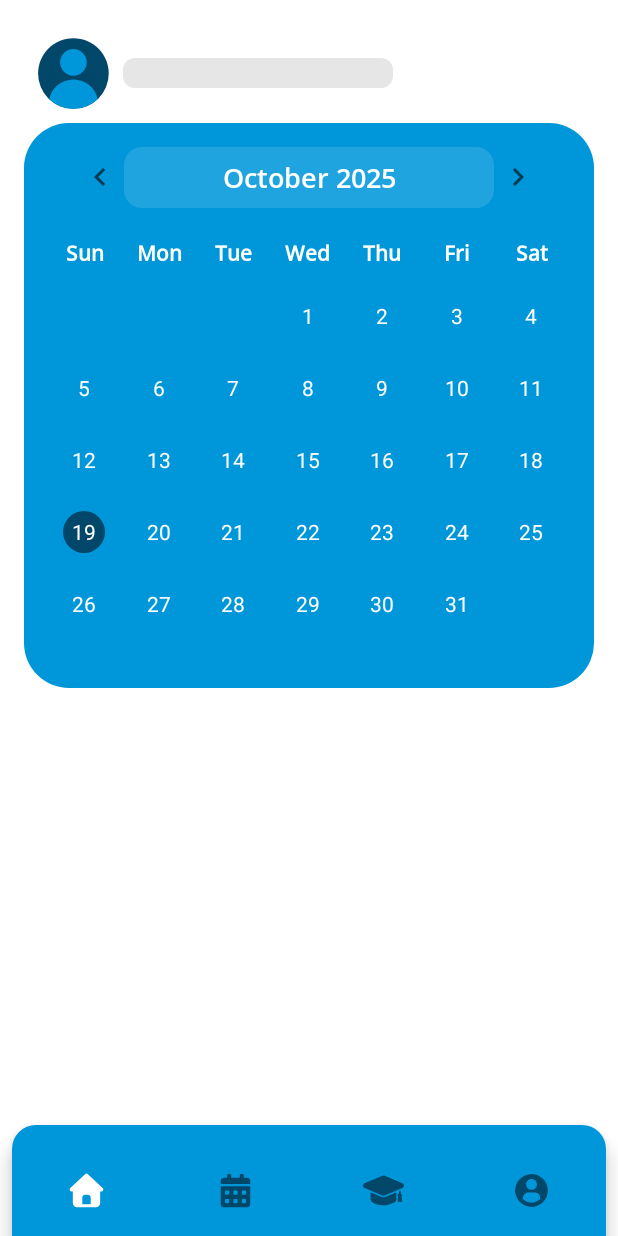
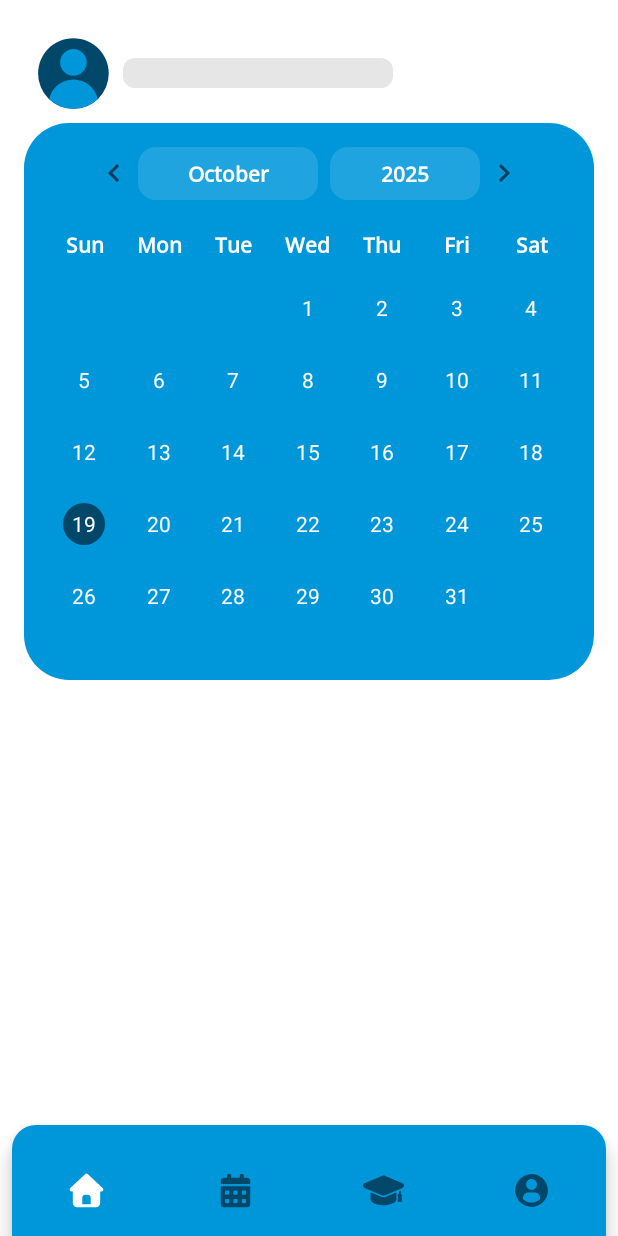
Before and after one commit to Oditya26/fraudless-attendance-management, an Android app: the fragment ScheduleFragment placed in its activity, on a phone screen of 412 x 824 dp. Run offline under Robolectric (Android 15) with nearby library versions, the phone set to English and light mode, and no system bars; our stand-ins replace Shimmer; 1 statement that could not run was skipped.

Commit message:
Adjustment dropdown di Enrollment Fragment dan Schedule Fragment

```diff
--- a/app/src/main/java/com/example/herenow/ScheduleFragment.kt
+++ b/app/src/main/java/com/example/herenow/ScheduleFragment.kt
@@ -81,7 +81,7 @@ class ScheduleFragment : Fragment() {
         loadAndSetUserName()
 
         // UI kalender & dropdown
-        setupMonthDropdown()
+        setupMonthYearDropdowns()
         setupCalendar()
 
         // Ambil meta my-classes dulu → lanjut fetch sessions
@@ -211,9 +211,18 @@ class ScheduleFragment : Fragment() {
     /** Header teks di atas kalender mengikuti selectedDate */
     @RequiresApi(Build.VERSION_CODES.O)
     private fun setMonthHeaderText() {
-        val fmt = DateTimeFormatter.ofPattern("MMMM yyyy", Locale("en", "US"))
-        binding.spinnerMonth.setText(selectedDate.format(fmt), false)
+        val monthFmt = DateTimeFormatter.ofPattern("MMMM", Locale("en", "US"))
+        val yearFmt = DateTimeFormatter.ofPattern("yyyy", Locale("en", "US"))
+
+        // tulis hanya nama bulan ke spinnerMonth
+        binding.spinnerMonth.setText(selectedDate.format(monthFmt), false)
+
+        // tulis hanya tahun ke spinnerYear
+        binding.spinnerYear.setText(selectedDate.format(yearFmt), false)
     }
+
+
+
 
     /** Ubah bulan-tahun dari kode, sinkronkan semua & refetch data */
     @RequiresApi(Build.VERSION_CODES.O)
@@ -408,48 +417,95 @@ class ScheduleFragment : Fragment() {
 
     // ================= Dropdown Bulan–Tahun (AutoCompleteTextView) =================
     @RequiresApi(Build.VERSION_CODES.O)
-    private fun setupMonthDropdown() {
-        val items = generateMonthYearList() // "April 2025", "March 2025", ...
-        val adapter = ArrayAdapter(
-            requireContext(),
-            R.layout.item_spinner_dropdown,  // isi dropdown: teks hitam, bg putih
-            items
+    private fun setupMonthYearDropdowns() {
+        // ===== Bulan =====
+        val months = listOf(
+            "January","February","March","April","May","June",
+            "July","August","September","October","November","December"
         )
 
-        val actv: AppCompatAutoCompleteTextView = binding.spinnerMonth
-        actv.setAdapter(adapter)
-
-        // batasi tinggi dropdown agar tidak memenuhi layar
-        actv.dropDownHeight = resources.getDimensionPixelSize(R.dimen.dropdown_max_height)
-        actv.dropDownWidth  = LayoutParams.WRAP_CONTENT
-
-        // sinkron label awal
-        syncDropdownToSelectedDate()
-
-        actv.setOnItemClickListener { _, _, position, _ ->
-            val selected = items[position]
-            val parts = selected.split(" ")
-            if (parts.size == 2) {
-                val month = monthNameToNumber(parts[0])
-                val year  = parts[1].toIntOrNull() ?: return@setOnItemClickListener
-                updateCalendarTo(year, month)
-            }
+        val monthAdapter = ArrayAdapter(
+            requireContext(),
+            R.layout.item_spinner_dropdown,
+            months
+        ).apply {
+            setDropDownViewResource(R.layout.item_spinner_dropdown)
         }
 
-        // tap field → show dropdown
-        actv.setOnClickListener { actv.showDropDown() }
+        val monthSpinner = binding.spinnerMonth
+        monthSpinner.setAdapter(monthAdapter)
+        monthSpinner.dropDownWidth = resources.getDimensionPixelSize(R.dimen.dropdown_width_large)
+        monthSpinner.dropDownHorizontalOffset = 0
+        monthSpinner.textAlignment = View.TEXT_ALIGNMENT_CENTER
+
+        // ===== Tahun =====
+        val currentYear = LocalDate.now().year
+        val years = (currentYear downTo 1990).map { it.toString() }
+
+        val yearAdapter = ArrayAdapter(
+            requireContext(),
+            R.layout.item_spinner_dropdown,
+            years
+        ).apply {
+            setDropDownViewResource(R.layout.item_spinner_dropdown)
+        }
+
+        val yearSpinner = binding.spinnerYear
+        yearSpinner.setAdapter(yearAdapter)
+        yearSpinner.dropDownWidth = resources.getDimensionPixelSize(R.dimen.dropdown_width_medium)
+        yearSpinner.dropDownHorizontalOffset = 0
+        yearSpinner.textAlignment = View.TEXT_ALIGNMENT_CENTER
+
+
+        monthSpinner.post {
+            monthSpinner.dropDownWidth = monthSpinner.width
+        }
+        yearSpinner.post {
+            yearSpinner.dropDownWidth = yearSpinner.width
+        }
+
+        // ===== Set nilai awal =====
+        monthSpinner.setText(months[selectedDate.monthValue - 1], false)
+        yearSpinner.setText(selectedDate.year.toString(), false)
+
+        monthSpinner.setOnItemClickListener { _, _, position, _ ->
+            val newMonth = position + 1
+            val newYear = binding.spinnerYear.text.toString().toIntOrNull() ?: selectedDate.year
+            updateCalendarTo(year = newYear, month = newMonth)
+        }
+
+        // ===== Listener Tahun =====
+        yearSpinner.setOnItemClickListener { _, _, position, _ ->
+            val newYear = years[position].toInt()
+            updateCalendarTo(
+                year = newYear,
+                month = monthSpinner.text.toString().let { monthNameToNumber(it) }
+            )
+        }
+
+        // ===== Biar dropdown muncul saat diklik =====
+        monthSpinner.setOnClickListener { monthSpinner.showDropDown() }
+        yearSpinner.setOnClickListener { yearSpinner.showDropDown() }
     }
+
+
 
     /** Sesuaikan teks dropdown dengan selectedDate */
     @RequiresApi(Build.VERSION_CODES.O)
     private fun syncDropdownToSelectedDate() {
-        val fmt = DateTimeFormatter.ofPattern("MMMM yyyy", Locale("en", "US"))
-        val label = selectedDate.format(fmt)
-        val actv: AppCompatAutoCompleteTextView = binding.spinnerMonth
-        if (actv.text.toString() != label) {
-            actv.setText(label, false)
-        }
+        val monthFmt = DateTimeFormatter.ofPattern("MMMM", Locale("en", "US"))
+        val yearFmt = DateTimeFormatter.ofPattern("yyyy", Locale("en", "US"))
+
+        val monthLabel = selectedDate.format(monthFmt)
+        val yearLabel = selectedDate.format(yearFmt)
+
+        val monthActv: AppCompatAutoCompleteTextView = binding.spinnerMonth
+        val yearActv: AppCompatAutoCompleteTextView = binding.spinnerYear
+
+        if (monthActv.text.toString() != monthLabel) monthActv.setText(monthLabel, false)
+        if (yearActv.text.toString() != yearLabel) yearActv.setText(yearLabel, false)
     }
+
 
     @RequiresApi(Build.VERSION_CODES.O)
     private fun generateMonthYearList(): List<String> {
--- a/app/src/main/res/layout/fragment_schedule.xml
+++ b/app/src/main/res/layout/fragment_schedule.xml
@@ -85,30 +85,56 @@
                     android:id="@+id/btnPrevMonth"
                     android:layout_width="32dp"
                     android:layout_height="32dp"
+                    android:contentDescription="@string/more_detail"
                     android:padding="4dp"
                     android:src="@drawable/ic_arrow_left" />
 
-                <!-- fragment_schedule.xml -->
+                <LinearLayout
+                    android:layout_width="wrap_content"
+                    android:layout_height="wrap_content"
+                    android:gravity="center"
+                    android:orientation="horizontal">
+
+                    <!-- Spinner Bulan -->
                     <androidx.appcompat.widget.AppCompatAutoCompleteTextView
                         android:id="@+id/spinnerMonth"
-                    style="@style/TitleTextStyle"
-                    android:textSize="18sp"
-                    android:textStyle="bold"
+                        style="@style/DescriptionBoldTextStyle"
                         android:textColor="@color/white"
                         android:layout_width="wrap_content"
                         android:layout_height="wrap_content"
                         android:layout_gravity="center"
                         android:background="@drawable/bg_spinner_base"
-                    android:minWidth="160dp"
-                    android:minEms="10"
+                        android:minWidth="120dp"
                         android:singleLine="true"
                         android:ellipsize="end"
-                    android:dropDownWidth="wrap_content"
-                    android:dropDownVerticalOffset="10dp"
                         android:inputType="none"
                         android:focusable="false"
                         android:clickable="true"
-                    android:gravity="center"/>
+                        android:gravity="center"
+                        android:dropDownHeight="200dp"
+                        tools:ignore="KeyboardInaccessibleWidget" />
+
+                    <!-- Spinner Tahun -->
+                    <androidx.appcompat.widget.AppCompatAutoCompleteTextView
+                        android:id="@+id/spinnerYear"
+                        style="@style/DescriptionBoldTextStyle"
+                        android:textColor="@color/white"
+                        android:layout_width="wrap_content"
+                        android:layout_height="wrap_content"
+                        android:layout_marginStart="8dp"
+                        android:background="@drawable/bg_spinner_base"
+                        android:minWidth="100dp"
+                        android:singleLine="true"
+                        android:inputType="none"
+                        android:focusable="false"
+                        android:clickable="true"
+                        android:gravity="center"
+                        android:dropDownHeight="200dp"
+                        tools:ignore="KeyboardInaccessibleWidget" />
+
+                </LinearLayout>
+
+
 
 
 
@@ -116,6 +142,7 @@
                     android:id="@+id/btnNextMonth"
                     android:layout_width="32dp"
                     android:layout_height="32dp"
+                    android:contentDescription="@string/more_detail"
                     android:padding="4dp"
                     android:src="@drawable/ic_arrow_right" />
             </LinearLayout>
--- a/app/src/main/res/values/dimens.xml
+++ b/app/src/main/res/values/dimens.xml
@@ -4,4 +4,6 @@
     <dimen name="dropdown_max_height">300dp</dimen>
     <dimen name="session_spacing">1dp</dimen>
     <dimen name="session_edge_spacing">1dp</dimen>
+    <dimen name="dropdown_width_large">160dp</dimen>
+    <dimen name="dropdown_width_medium">120dp</dimen>
 </resources>
```
Also changed, not shown: app/src/main/java/com/example/herenow/EnrollmentFragment.kt (+60 -8 lines), app/src/main/res/drawable/ic_chevron_down.xml (+7 -4 lines), app/src/main/res/drawable/ic_chevron_up.xml (added, +11 -0 lines), app/src/main/res/layout/item_dropdown_center.xml (+5 -3 lines), app/src/main/res/layout/item_spinner_dropdown.xml (+4 -7 lines), 1 other file. Lines whose indentation alone changed are shown as unchanged.
